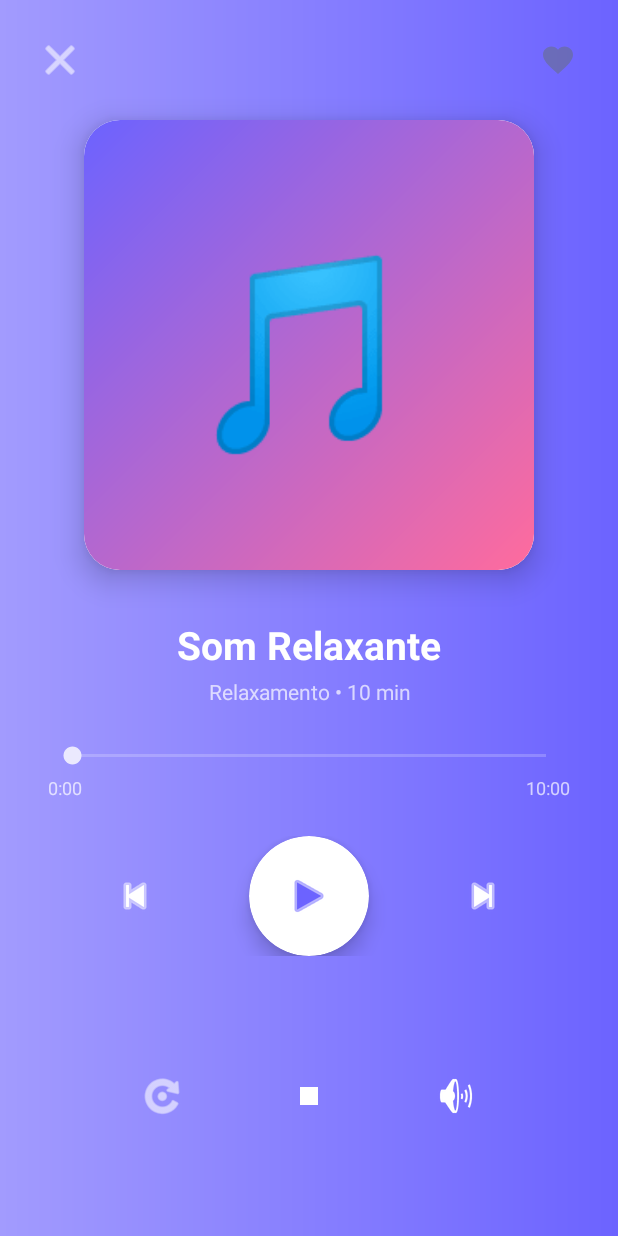
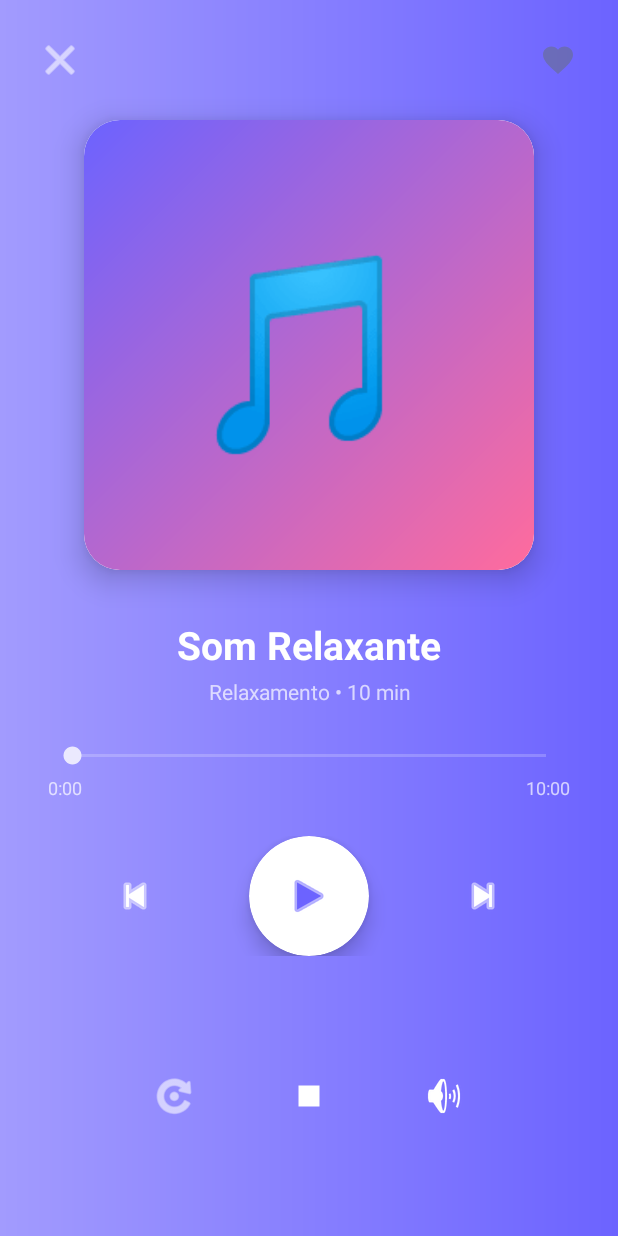
Before and after one commit to vandersonbraz/projeto-android, an Android app: the PlayerActivity screen opened directly, with no data from a screen before it, on a phone screen of 412 x 824 dp. Run offline under Robolectric (Android 15) with nearby library versions, the phone set to English and light mode, and no system bars; our stand-ins replace AdMob; libraries missing offline, so code that uses them is left out: com.android.billingclient; pictures from the network do not load; 4 statements that could not run were skipped.

Commit message:
Release v2.12-FINAL: Botões proporcionais - STOP maior e visível
⏹️ AJUSTE DE PROPORÇÃO - BOTÕES:
- Botões secundários aumentados: 56dp → 72dp (Loop, Stop, Volume)
- Quadradinho do STOP maior e mais visível (5,5 → 19,19)
- Visual proporcional e profissional em todos os botões
- Interface balanceada: botões principais 80dp + secundários 72dp

📁 ARQUIVOS MODIFICADOS:
- activity_player.xml: botões Loop/Stop/Volume de 56dp para 72dp
- ic_stop.xml: quadrado aumentado (M5,5 → M5,5 L19,19)
- README.md: atualizado para v2.12-FINAL

✅ Loop automático funcionando 100%
✅ Sistema de 6 ações mantido
✅ Interface completa e proporcional

```diff
--- a/CalmareApp/app/src/main/res/drawable/ic_stop.xml
+++ b/CalmareApp/app/src/main/res/drawable/ic_stop.xml
@@ -4,8 +4,8 @@
     android:height="24dp"
     android:viewportWidth="24"
     android:viewportHeight="24">
-    <!-- Quadrado centralizado (ícone de STOP) -->
+    <!-- Quadrado centralizado maior (ícone de STOP) -->
     <path
         android:fillColor="#FFFFFF"
-        android:pathData="M6,6 L18,6 L18,18 L6,18 Z" />
+        android:pathData="M5,5 L19,5 L19,19 L5,19 Z" />
 </vector>
--- a/CalmareApp/app/src/main/res/layout/activity_player.xml
+++ b/CalmareApp/app/src/main/res/layout/activity_player.xml
@@ -225,8 +225,8 @@
         <!-- Botão Loop/Repetir -->
         <ImageButton
             android:id="@+id/btn_loop"
-            android:layout_width="56dp"
-            android:layout_height="56dp"
+            android:layout_width="72dp"
+            android:layout_height="72dp"
             android:background="?attr/selectableItemBackgroundBorderless"
             android:src="@android:drawable/ic_menu_rotate"
             android:tint="@color/white"
@@ -241,8 +241,8 @@
         <!-- Botão Stop -->
         <ImageButton
             android:id="@+id/btn_stop"
-            android:layout_width="56dp"
-            android:layout_height="56dp"
+            android:layout_width="72dp"
+            android:layout_height="72dp"
             android:background="?attr/selectableItemBackgroundBorderless"
             android:src="@drawable/ic_stop"
             android:tint="@color/white"
@@ -257,8 +257,8 @@
         <!-- Botão Volume -->
         <ImageButton
             android:id="@+id/btn_volume"
-            android:layout_width="56dp"
-            android:layout_height="56dp"
+            android:layout_width="72dp"
+            android:layout_height="72dp"
             android:background="?attr/selectableItemBackgroundBorderless"
             android:src="@android:drawable/ic_lock_silent_mode_off"
             android:tint="@color/white"
```
Also changed, not shown: 2 other files.
